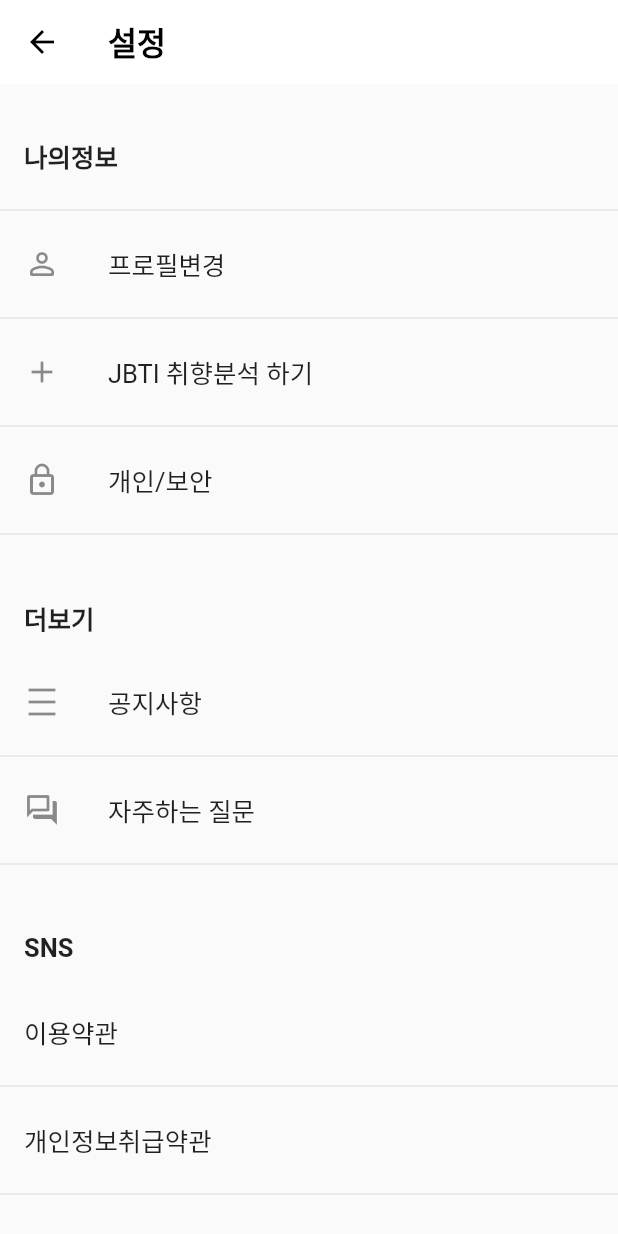
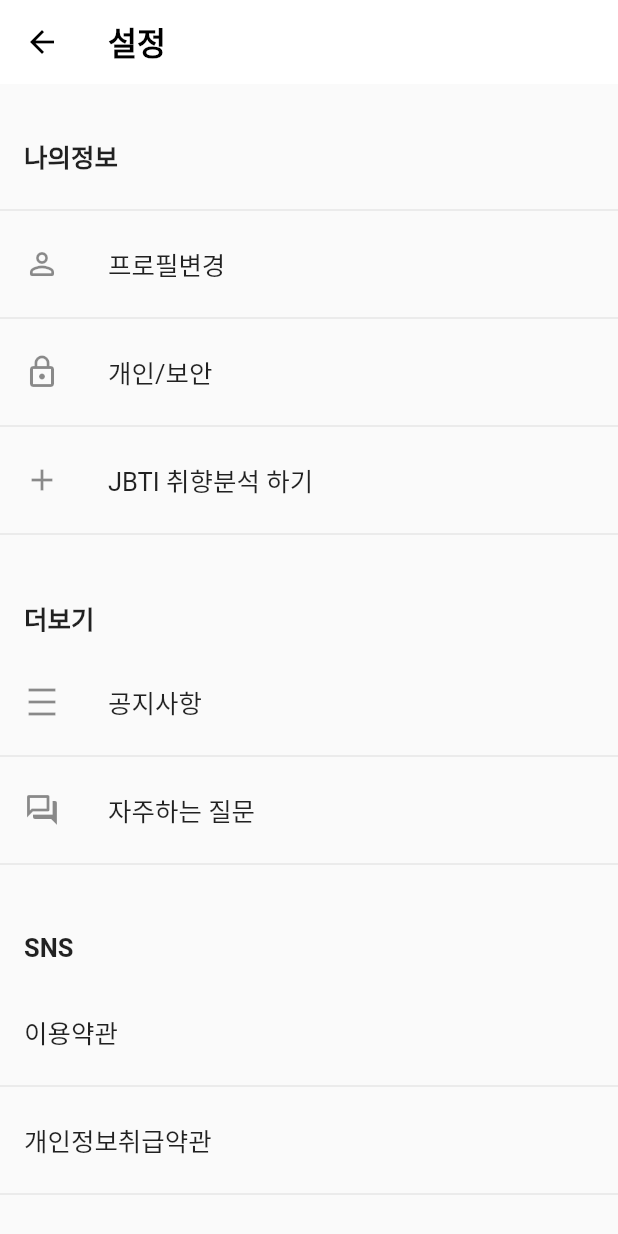
Before and after one commit to chg1179/Flutter_exhibition, a Flutter app: the MyPageSettings screen opened directly, on a phone screen of 412 x 824 dp. Run offline on Flutter 3.47's test engine with Material 2 defaults, Android fonts, the phone set to English and light mode, and no system bars; our stand-ins replace cached_network_image, cloud_firestore, firebase_auth, firebase_core, firebase_storage, flutter_spinkit and 6 more; missing offline and left inert: country_calling_code_picker; accounts and stored records are empty; network calls fail.

Commit message:
Uniformed the style, modified the small problems.

```diff
--- a/lib/admin/artwork/child_list.dart
+++ b/lib/admin/artwork/child_list.dart
@@ -95,8 +95,8 @@ class _ChildListState extends State<ChildList> {
                                                 borderRadius: BorderRadius.circular(50),
                                                 child:
                                                 childData['imageURL'] != null
-                                                    ? Image.network(childData['imageURL'],fit: BoxFit.cover, width: 60, height: 60)
-                                                    : Image.asset('assets/logo/basic_logo.png', fit: BoxFit.cover, width: 60, height: 60),
+                                                    ? Image.network(childData['imageURL'],fit: BoxFit.cover, width: 55, height: 55)
+                                                    : Image.asset('assets/logo/basic_logo.png', fit: BoxFit.cover, width: 55, height: 55),
                                               ),
                                               SizedBox(width: 18),
                                               Column(
--- a/lib/exhibition/search.dart
+++ b/lib/exhibition/search.dart
@@ -561,7 +561,7 @@ class _SearchState extends State<Search> {
                 child: TextField(
                   controller: _search,
                   decoration: InputDecoration(
-                    hintText: "전시, 전시관, 작가, 작품 검색",
+                    hintText: "전시, 작가, 전시관, 작품 검색",
                     labelStyle: TextStyle(
                       color: Colors.grey,
                     ),
--- a/lib/myPage/myPageSettings/mypageSettings.dart
+++ b/lib/myPage/myPageSettings/mypageSettings.dart
@@ -50,15 +50,16 @@ class _MyPageSettingsState extends State<MyPageSettings> {
       ),
       body: ListView(
         children: [
-          SizedBox(height: 20,),
-          ListTile(
-            title: Text(
-              "나의정보",
-              style: TextStyle(
-                fontWeight: FontWeight.bold,
+          if(user.status == 'A')
+            ListTile(
+              title: Text(
+                "관리",
+                style: TextStyle(
+                  fontWeight: FontWeight.bold,
+                ),
               ),
             ),
-          ),
+          if(user.status == 'A') Divider(),
           if(user.status == 'A')
             ListTile(
               title: Text("관리자 페이지"),
@@ -70,6 +71,15 @@ class _MyPageSettingsState extends State<MyPageSettings> {
                 );
               },
             ),
+          SizedBox(height: 20),
+          ListTile(
+            title: Text(
+              "나의정보",
+              style: TextStyle(
+                fontWeight: FontWeight.bold,
+              ),
+            ),
+          ),
           Divider(),
           ListTile(
             title: Text("프로필변경",),
@@ -83,23 +93,23 @@ class _MyPageSettingsState extends State<MyPageSettings> {
           ),
           Divider(),
           ListTile(
+            title: Text("개인/보안"),
+            leading: Icon(Icons.lock_outline),
+            onTap: () {
+              Navigator.push(
+                context,
+                MaterialPageRoute(builder: (context) => Security()),
+              );
+            },
+          ),
+          Divider(),
+          ListTile(
             title: Text("JBTI 취향분석 하기"),
             leading: Icon(Icons.add),
             onTap: () {
               Navigator.push(
                 context,
                 MaterialPageRoute(builder: (context) => JTBI()),
-              );
-            },
-          ),
-          Divider(),
-          ListTile(
-            title: Text("개인/보안"),
-            leading: Icon(Icons.lock_outline),
-            onTap: () {
-              Navigator.push(
-                context,
-                MaterialPageRoute(builder: (context) => Security()),
               );
             },
           ),
--- a/lib/myPage/myPageSettings/pwd_change.dart
+++ b/lib/myPage/myPageSettings/pwd_change.dart
@@ -173,7 +173,7 @@ class _PwdChangeState extends State<PwdChange> {
               await updateUserPassword('user', user.userNo!, hashedPassword);
               Navigator.of(context).pop();
               user.signOut();
-              showMoveDialog(context, '비밀번호가 변경되었습니다. 다시 로그인해주세요.', () => SignInPage());
+              showMoveDialog(context, '변경된 비밀번호로 다시 로그인해주세요.', () => SignInPage());
             } on FirebaseAuthException catch (e) {
               firebaseException(e);
             } catch (e) {
```
Also changed, not shown: lib/admin/exhibition/exhibition_view.dart (+9 -9 lines), lib/dialog/show_message.dart (+5 -4 lines), lib/exhibition/ex_list.dart (+8 -3 lines), lib/exhibition/exhibition_detail.dart (+20 -1 lines), lib/myPage/my_collection.dart (+4 -4 lines).
